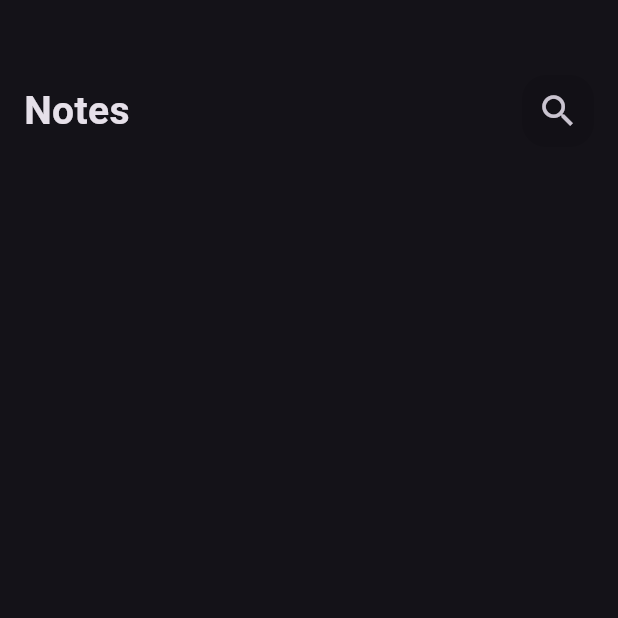
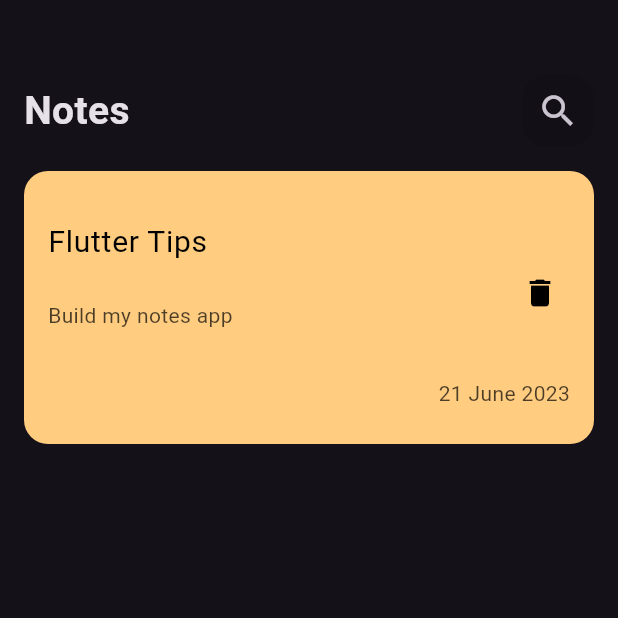
Before and after one commit to Mohamed-Abdalla1/notes-app, a Flutter app: the screen it shows after launch, on a phone screen of 412 x 824 dp, the top half of it. Run offline on Flutter 3.47's test engine with Material 3 defaults, Android fonts, the phone set to English and light mode, and no system bars; Roboto replaces fonts that are missing (Poppins).

Commit message:
custom note item

```diff
--- a/lib/views/widgets/custom_appbar.dart
+++ b/lib/views/widgets/custom_appbar.dart
@@ -13,7 +13,7 @@ class CustomAppBar extends StatelessWidget {
           'Notes',
           style: TextStyle(fontSize: 26, fontWeight: FontWeight.bold),
         ),
-        CustomIcon()
+        CustomIcon(),
       ],
     );
   }
--- /dev/null
+++ b/lib/views/widgets/custom_note_item.dart
@@ -0,0 +1,50 @@
+import 'package:flutter/material.dart';
+
+class CustomNoteItem extends StatelessWidget {
+  const CustomNoteItem({super.key});
+
+  @override
+  Widget build(BuildContext context) {
+    return Padding(
+      padding: const EdgeInsets.symmetric(
+        vertical: 16.0,
+      ),
+      child: Container(
+        padding: EdgeInsets.symmetric(vertical: 24),
+        decoration: BoxDecoration(
+            color: const Color(0xffffcc80),
+            borderRadius: BorderRadius.circular(16)),
+        child: Column(
+          crossAxisAlignment: CrossAxisAlignment.end,
+          children: [
+            ListTile(
+              title: const Text(
+                'Flutter Tips',
+                style: TextStyle(fontSize: 20, color: Colors.black),
+              ),
+              subtitle: Padding(
+                padding: const EdgeInsets.symmetric(vertical: 24.0),
+                child: Text(
+                  'Build my notes app ',
+                  style: TextStyle(
+                      fontSize: 14, color: Colors.black.withOpacity(0.7)),
+                ),
+              ),
+              trailing: const Icon(
+                Icons.delete,
+                color: Colors.black,
+              ),
+            ),
+            Padding(
+              padding: const EdgeInsets.only(right: 16.0),
+              child: Text(
+                '21 June 2023',
+                style: TextStyle(color: Colors.black.withOpacity(0.7)),
+              ),
+            )
+          ],
+        ),
+      ),
+    );
+  }
+}
--- a/lib/views/widgets/note-view-body.dart
+++ b/lib/views/widgets/note-view-body.dart
@@ -1,5 +1,6 @@
 import 'package:flutter/material.dart';
 import 'package:notes_app/views/widgets/custom_appbar.dart';
+import 'package:notes_app/views/widgets/custom_note_item.dart';
 
 class NotesViewBody extends StatelessWidget {
   const NotesViewBody({super.key});
@@ -15,6 +16,7 @@ class NotesViewBody extends StatelessWidget {
               height: 50,
             ),
             CustomAppBar(),
+            CustomNoteItem()
           ],
         ),
       ),
```
